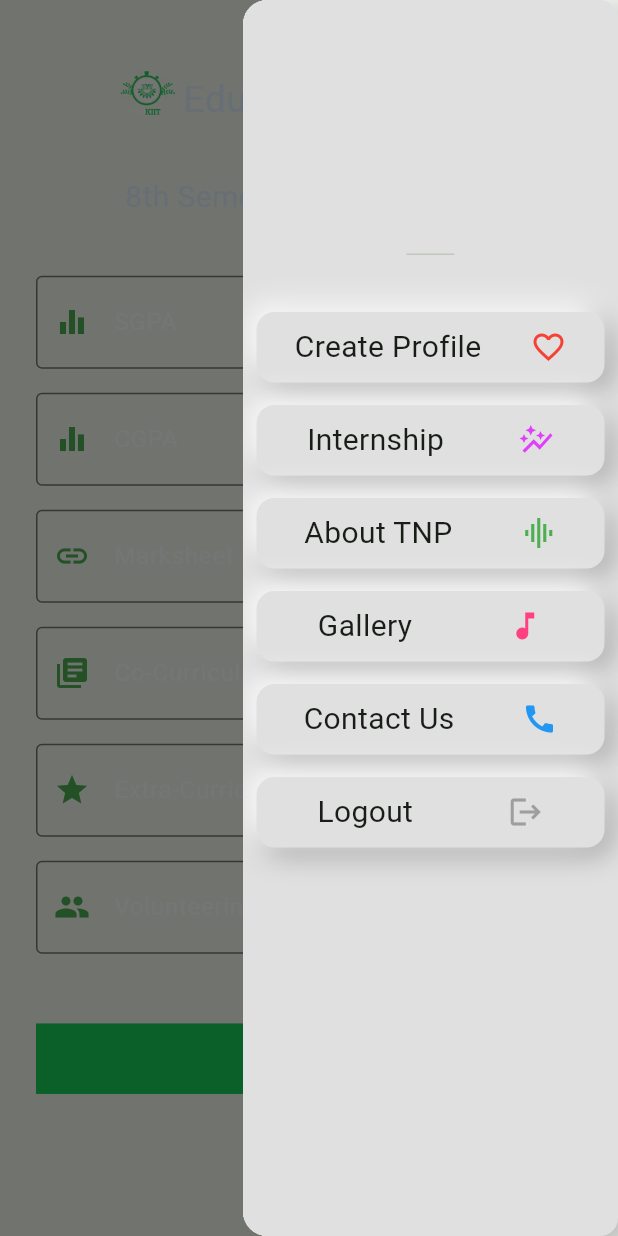
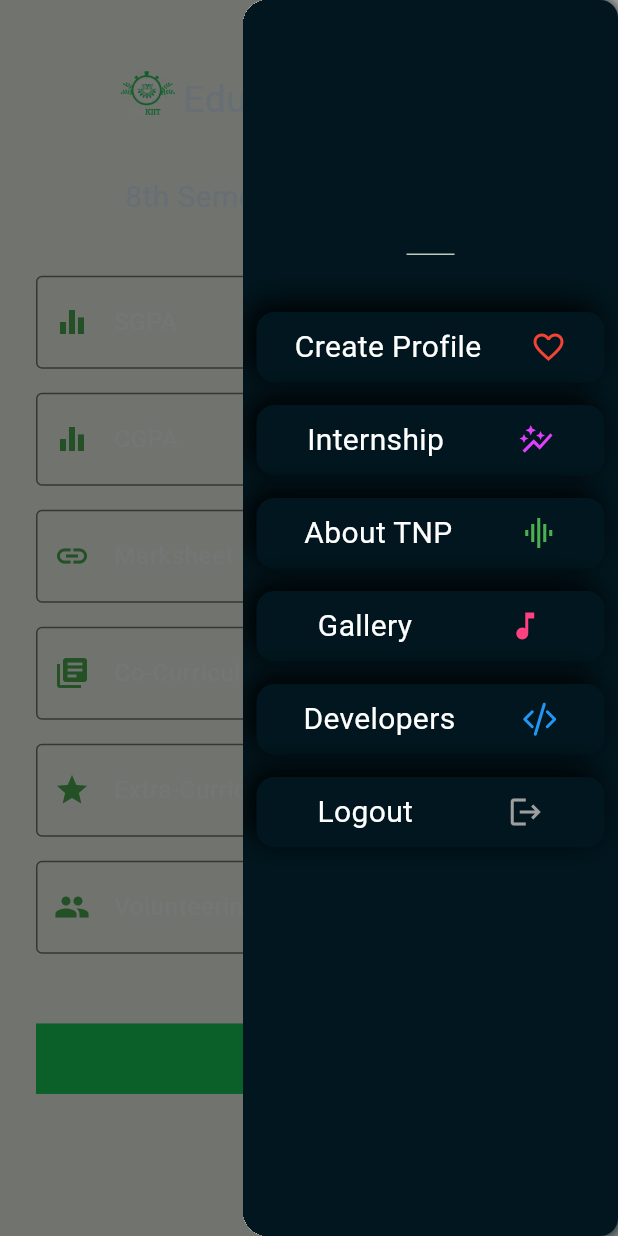
Before and after one commit to Vaibhavyadav350/tnp_kiit, a Flutter app: the EightSemesterPerformance screen opened directly, with the side drawer open, on a phone screen of 412 x 824 dp. Run offline on Flutter 3.47's test engine with Material 3 defaults, Android fonts, the phone set to English and light mode, and no system bars; our stand-ins replace awesome_snackbar_content, cloud_firestore, file_picker, firebase_auth, firebase_core, firebase_storage and 7 more; missing offline and left inert: flutter_slimy_card, inkblob_navigation_bar; accounts and stored records are empty; network calls fail; project files that could hold a hidden picture were left out.

Commit message:
developers page added

```diff
--- a/lib/navigation/drawer.dart
+++ b/lib/navigation/drawer.dart
@@ -1,8 +1,11 @@
+import 'package:fluentui_system_icons/fluentui_system_icons.dart';
 import 'package:flutter/material.dart';
 import 'package:firebase_auth/firebase_auth.dart';
 import 'package:kiit_connect/user/member/basicprofile.dart';
 
 import '../theme/neo_box.dart';
+import '../user/developers/developer.dart';
+import '../user/member/job/jobposting.dart';
 
 class SideDrawer extends StatelessWidget {
   const SideDrawer({super.key});
@@ -11,6 +14,7 @@ class SideDrawer extends StatelessWidget {
   Widget build(BuildContext context) {
     User? user = FirebaseAuth.instance.currentUser;
     String? photoUrl = user?.photoURL;
+
     return Drawer(
         width: 250,
         child: SizedBox(
@@ -31,7 +35,7 @@ class SideDrawer extends StatelessWidget {
                       height: 10,
                     ),
                     Text(user?.displayName ?? 'Guest',
-                        style: const TextStyle(fontSize: 20)),
+                        style: const TextStyle(fontSize: 20,color: Colors.white)),
                   ],
                 ),
               ),
@@ -50,7 +54,7 @@ class SideDrawer extends StatelessWidget {
                   children: [
                     Text(
                       "Create Profile",
-                      style: TextStyle(fontSize: 20),
+                      style: TextStyle(fontSize: 20,color: Colors.white),
                     ),
                     Icon(
                       Icons.favorite_border,
@@ -62,13 +66,19 @@ class SideDrawer extends StatelessWidget {
               const SizedBox(
                 height: 15,
               ),
-              const NeoBox(
+              GestureDetector(
+                onTap: (){
+                  Navigator.of(context).push(
+                    MaterialPageRoute(builder: (context) => const JobPostingFetch()),
+                  );
+                },
+                child: const NeoBox(
                     child: Row(
                   mainAxisAlignment: MainAxisAlignment.spaceAround,
                   children: [
                     Text(
                       "Internship",
-                    style: TextStyle(fontSize: 20),
+                      style: TextStyle(fontSize: 20,color: Colors.white),
                     ),
                     Icon(
                       Icons.auto_graph,
@@ -76,16 +86,23 @@ class SideDrawer extends StatelessWidget {
                     )
                   ],
                 )),
+              ),
               const SizedBox(
                 height: 15,
               ),
-              const NeoBox(
+              GestureDetector(
+                onTap: (){
+                  // Navigator.of(context).push(
+                  //   MaterialPageRoute(builder: (context) => const BasicProfile()),
+                  // );
+                },
+                child: const NeoBox(
                     child: Row(
                   mainAxisAlignment: MainAxisAlignment.spaceAround,
                   children: [
                     Text(
                       "About TNP",
-                    style: TextStyle(fontSize: 20),
+                      style: TextStyle(fontSize: 20,color: Colors.white),
                     ),
                     Icon(
                       Icons.graphic_eq,
@@ -93,16 +110,23 @@ class SideDrawer extends StatelessWidget {
                     )
                   ],
                 )),
+              ),
               const SizedBox(
                 height: 15,
               ),
-              const NeoBox(
+              GestureDetector(
+                onTap: (){
+                  // Navigator.of(context).push(
+                  //   MaterialPageRoute(builder: (context) => const BasicProfile()),
+                  // );
+                },
+                child: const NeoBox(
                     child: Row(
                   mainAxisAlignment: MainAxisAlignment.spaceAround,
                   children: [
                     Text(
                       "Gallery",
-                    style: TextStyle(fontSize: 20),
+                      style: TextStyle(fontSize: 20,color: Colors.white),
                     ),
                     Icon(
                       Icons.music_note,
@@ -110,34 +134,48 @@ class SideDrawer extends StatelessWidget {
                     )
                   ],
                 )),
+              ),
               const SizedBox(
                 height: 15,
               ),
-              const NeoBox(
+              GestureDetector(
+                onTap: (){
+                  Navigator.of(context).push(
+                    MaterialPageRoute(builder: (context) => const Developers()),
+                  );
+                },
+                child: const NeoBox(
                     child: Row(
                   mainAxisAlignment: MainAxisAlignment.spaceAround,
                   children: [
                     Text(
-                    "Contact Us",
-                    style: TextStyle(fontSize: 20),
+                      "Developers",
+                      style: TextStyle(fontSize: 20,color: Colors.white),
                     ),
                     Icon(
-                    Icons.call,
+                      FluentIcons.code_24_filled,
                       color: Colors.blue,
                     )
                   ],
                 )),
+              ),
 
               const SizedBox(
                 height: 15,
               ),
-              const NeoBox(
+              GestureDetector(
+                onTap: (){
+                  // Navigator.of(context).push(
+                  //   MaterialPageRoute(builder: (context) => const BasicProfile()),
+                  // );
+                },
+                child: const NeoBox(
                     child: Row(
                   mainAxisAlignment: MainAxisAlignment.spaceAround,
                   children: [
                     Text(
                       "Logout",
-                    style: TextStyle(fontSize: 20),
+                      style: TextStyle(fontSize: 20,color: Colors.white),
                     ),
                     Icon(
                       Icons.logout,
@@ -145,6 +183,7 @@ class SideDrawer extends StatelessWidget {
                     )
                   ],
                 )),
+              ),
             ],
           )),
         ));
--- a/lib/theme/neo_box.dart
+++ b/lib/theme/neo_box.dart
@@ -15,15 +15,15 @@ class NeoBox extends StatelessWidget {
         padding: EdgeInsets.all(9),
         child: child,
         decoration: BoxDecoration(
-            color: Colors.grey[300],
+            color: darkShadow,
             borderRadius: BorderRadius.circular(12),
             boxShadow: [
               BoxShadow(
-                  color: Colors.grey.shade500,
+                  color: darkShadow,
                   blurRadius: 15,
                   offset: Offset(5, 5)),
               BoxShadow(
-                  color: Colors.white, blurRadius: 15, offset: Offset(-5, -5))
+                  color: Colors.black, blurRadius: 15, offset: Offset(-5, -5))
             ]),
       ),
     );
--- a/lib/user/member/work/recommendations_and_testimonials.dart
+++ b/lib/user/member/work/recommendations_and_testimonials.dart
@@ -10,6 +10,7 @@ class RecommendationsAndTestimonials extends StatelessWidget {
     return FormBuilder()
         .addTextField("Recommender's Name")
         .addTextField("Relationship")
+        .addTextField("Email")
         .addTextField("Testimonial Text", maxLines: 3)
         .build("Recommendations", (c) => const PersonalProject());
   }
--- a/pubspec.yaml
+++ b/pubspec.yaml
@@ -56,6 +56,7 @@ dependencies:
   flutter_pdfview: ^1.2.7
   permission_handler: ^11.3.0
   url_launcher: ^6.0.0
+  flutter_slimy_card: ^1.0.2
 
 
 
```
Also changed, not shown: lib/user/developers/developer.dart (added, +167 -0 lines), lib/user/member/setting/timeline.dart (+3 -9 lines), lib/user/screens/RevampedHomePage.dart (+27 -13 lines), pubspec.lock. Lines whose indentation alone changed are shown as unchanged.
